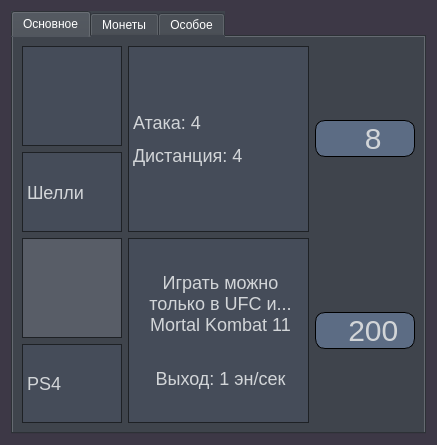
Old version of the form addbuildingform.ui in the repository Lymuthien/HauntedDorm.
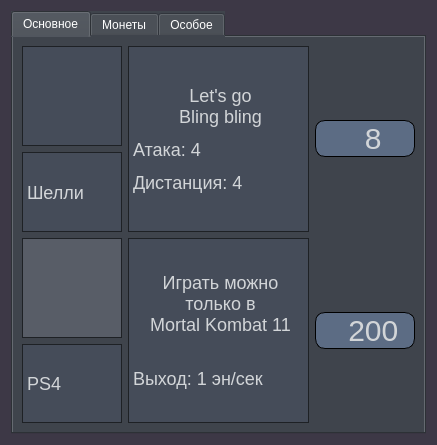
New version of the form. Icons and pictures are not drawn.

```diff
--- a/addbuildingform.ui
+++ b/addbuildingform.ui
@@ -137,7 +137,7 @@
          <item row="0" column="1" rowspan="2">
           <widget class="QLabel" name="label_3">
            <property name="text">
-            <string>&lt;html&gt;&lt;head/&gt;&lt;body&gt;&lt;p&gt;Атака: 4&lt;/p&gt;&lt;p&gt;Дистанция: 4&lt;/p&gt;&lt;/body&gt;&lt;/html&gt;</string>
+            <string>&lt;html&gt;&lt;head/&gt;&lt;body&gt;&lt;p align=&quot;center&quot;&gt;Let's go&lt;br/&gt;Bling bling&lt;/p&gt;&lt;p&gt;Атака: 4&lt;/p&gt;&lt;p&gt;Дистанция: 4&lt;/p&gt;&lt;/body&gt;&lt;/html&gt;</string>
            </property>
           </widget>
          </item>
@@ -167,7 +167,7 @@
          <item row="1" column="1" rowspan="2">
           <widget class="QLabel" name="label_6">
            <property name="text">
-            <string>&lt;html&gt;&lt;head/&gt;&lt;body&gt;&lt;p align=&quot;center&quot;&gt;Играть можно&lt;br/&gt;только в UFC и...&lt;br/&gt;Mortal Kombat 11&lt;/p&gt;&lt;p align=&quot;center&quot;&gt;&lt;br/&gt;Выход: 1 эн/сек&lt;/p&gt;&lt;/body&gt;&lt;/html&gt;</string>
+            <string>&lt;html&gt;&lt;head/&gt;&lt;body&gt;&lt;p align=&quot;center&quot;&gt;Играть можно&lt;br/&gt;только в&lt;br/&gt;Mortal Kombat 11&lt;/p&gt;&lt;p&gt;&lt;br/&gt;Выход: 1 эн/сек&lt;/p&gt;&lt;/body&gt;&lt;/html&gt;</string>
            </property>
           </widget>
          </item>
```
